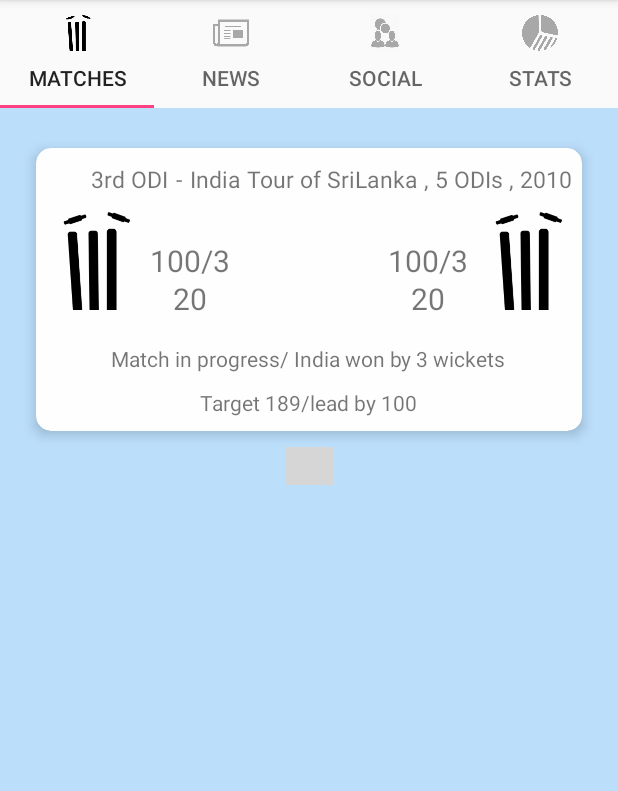
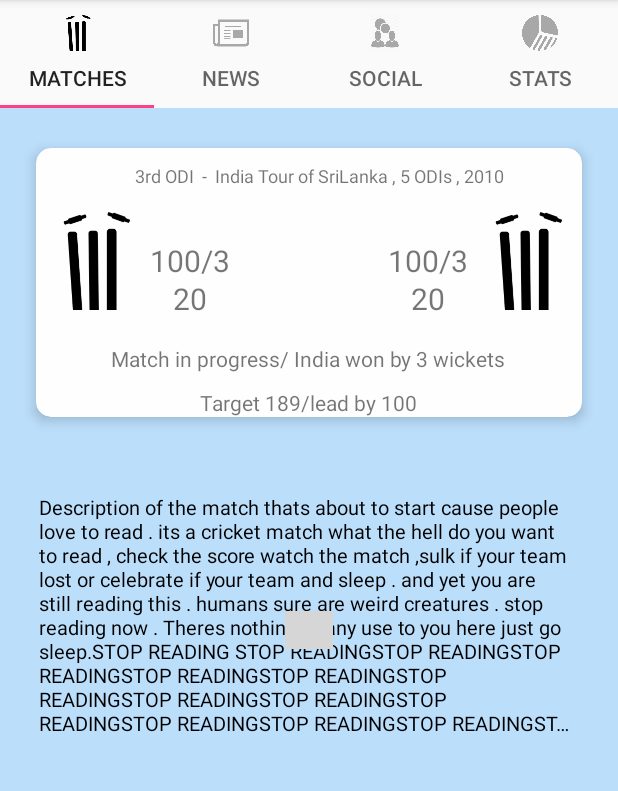
Before and after one commit to preetishnsrk/FreeHit, an Android app: the screen it shows after launch (MainActivity), on a phone screen of 412 x 824 dp, the part 84-875 px from its top. Run offline under Robolectric (Android 15) with nearby library versions, the phone set to English and light mode, and no system bars; libraries missing offline, so code that uses them is left out: com.nostra13.universalimageloader, com.wang.avi, me.relex.circleindicator; plain views replace CircleIndicator; 5 statements that could not run were skipped; grey boxes are pictures that could not be loaded.

Commit message:
Fixed match description problem. (Added slight padding)

```diff
--- a/app/src/main/res/layout/fragment_matches.xml
+++ b/app/src/main/res/layout/fragment_matches.xml
@@ -20,13 +20,13 @@
             <android.support.v4.view.ViewPager
                 android:id="@+id/viewpager"
                 android:layout_width="match_parent"
-                android:layout_height="210dp"
+                android:layout_height="fill_parent"
                 android:scrollbars="none">
             </android.support.v4.view.ViewPager>
 
             <me.relex.circleindicator.CircleIndicator
                 android:id="@+id/indicator"
-                android:layout_below="@+id/viewpager"
+
                 android:layout_width="wrap_content"
                 android:layout_height="25dp"
                 android:layout_centerInParent="true"
--- a/app/src/main/res/layout/match_cards.xml
+++ b/app/src/main/res/layout/match_cards.xml
@@ -10,7 +10,7 @@
         android:id="@+id/card_view"
         xmlns:card_view="http://schemas.android.com/apk/res-auto"
         android:layout_width="match_parent"
-        android:layout_height="210dp"
+        android:layout_height="wrap_content"
         card_view:cardBackgroundColor="@color/color_white"
         card_view:cardCornerRadius="10dp"
         card_view:cardElevation="5dp"
@@ -20,38 +20,38 @@
             android:layout_width="wrap_content"
             android:layout_height="wrap_content"
             android:layout_gravity="center_horizontal">
+
             <TextView
                 android:id="@+id/match_name"
                 android:layout_width="wrap_content"
                 android:layout_height="wrap_content"
-                android:textSize="15sp"
-                android:paddingStart="30dp"
+                android:paddingStart="15dp"
                 android:paddingTop="10dp"
-                tools:text="2nd ODI"/>
+                android:textSize="12sp"
+                tools:text="2nd ODI" />
 
             <TextView
                 android:id="@+id/match_series_separator"
-                android:layout_toRightOf="@+id/match_name"
                 android:layout_width="wrap_content"
                 android:layout_height="wrap_content"
-                android:textSize="15sp"
+                android:layout_toRightOf="@+id/match_name"
+                android:paddingStart="5dp"
                 android:paddingTop="10dp"
-                android:paddingStart="5dp"
                 android:text="-"
-                />
+                android:textSize="12sp" />
 
             <TextView
                 android:id="@+id/series_name"
-                android:layout_toRightOf="@+id/match_series_separator"
                 android:layout_width="wrap_content"
                 android:layout_height="wrap_content"
-                android:textSize="15sp"
+                android:layout_toRightOf="@+id/match_series_separator"
                 android:paddingStart="5dp"
                 android:paddingTop="10dp"
+                android:textSize="12sp"
 
-                tools:text="India Tour of SriLanka,5 ODIs,2010"
-                />
+                tools:text="India Tour of SriLanka,5 ODIs,2010" />
         </RelativeLayout>
+
         <LinearLayout
             android:layout_width="match_parent"
             android:layout_height="wrap_content"
@@ -145,16 +145,18 @@
     </android.support.v7.widget.CardView>
 
     <TextView
-        android:paddingTop="30dp"
+        android:paddingTop="40dp"
         android:layout_below="@+id/card_view"
-        android:visibility="visible"
         android:id="@+id/match_preview_summary"
         android:layout_width="match_parent"
         android:layout_height="wrap_content"
         android:maxLines="10"
+        android:paddingStart="10dp"
+        android:paddingEnd="10dp"
         android:textColor="@android:color/black"
         android:ellipsize="end"
-        android:textSize="15sp"
-        android:text="Description of the match thats about to start cause people love to read . its a cricket match what the hell do you want to read , check the score watch the match ,sulk if your team lost or celebrate if your team and sleep . and yet you are still reading this . humans sure are weird creatures . stop reading now . Theres nothing of any use to you here just go sleep.STOP READING STOP READINGSTOP READINGSTOP READINGSTOP READINGSTOP READINGSTOP READINGSTOP READINGSTOP READINGSTOP READINGSTOP READINGSTOP READINGSTOP READINGSTOP READINGSTOP READINGSTOP READINGSTOP READINGSTOP READINGSTOP READINGSTOP READINGSTOP READINGSTOP READINGSTOP READING"/>
+        android:textSize="13sp"
+        android:text="Description of the match thats about to start cause people love to read . its a cricket match what the hell do you want to read , check the score watch the match ,sulk if your team lost or celebrate if your team and sleep . and yet you are still reading this . humans sure are weird creatures . stop reading now . Theres nothing of any use to you here just go sleep.STOP READING STOP READINGSTOP READINGSTOP READINGSTOP READINGSTOP READINGSTOP READINGSTOP READINGSTOP READINGSTOP READINGSTOP READINGSTOP READINGSTOP READINGSTOP READINGSTOP READINGSTOP READINGSTOP READINGSTOP READINGSTOP READINGSTOP READINGSTOP READINGSTOP READINGSTOP READING"
+ />
 
 </RelativeLayout>
```
